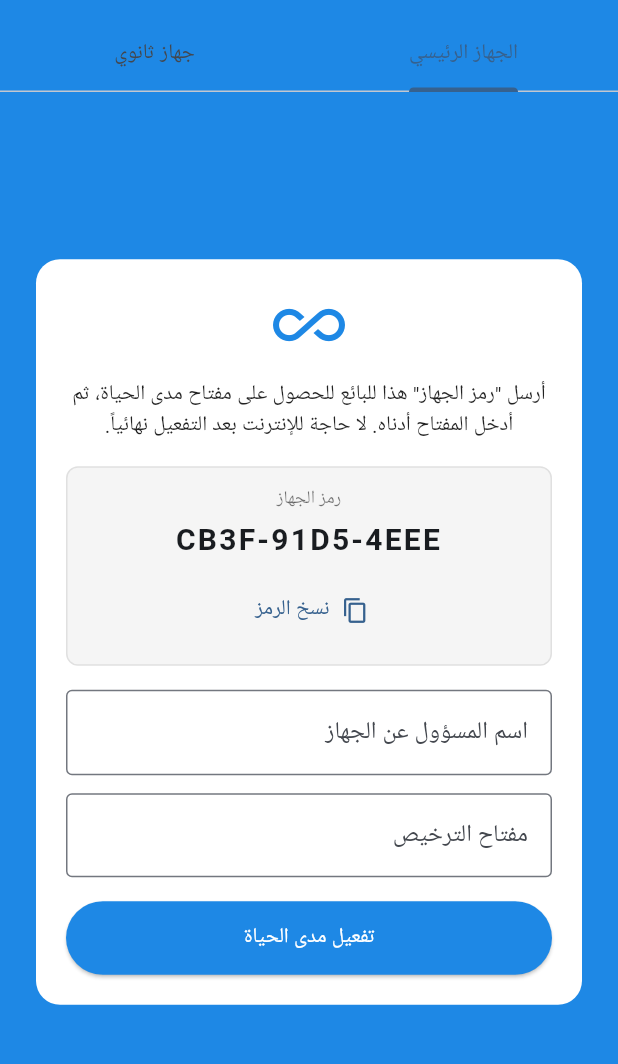
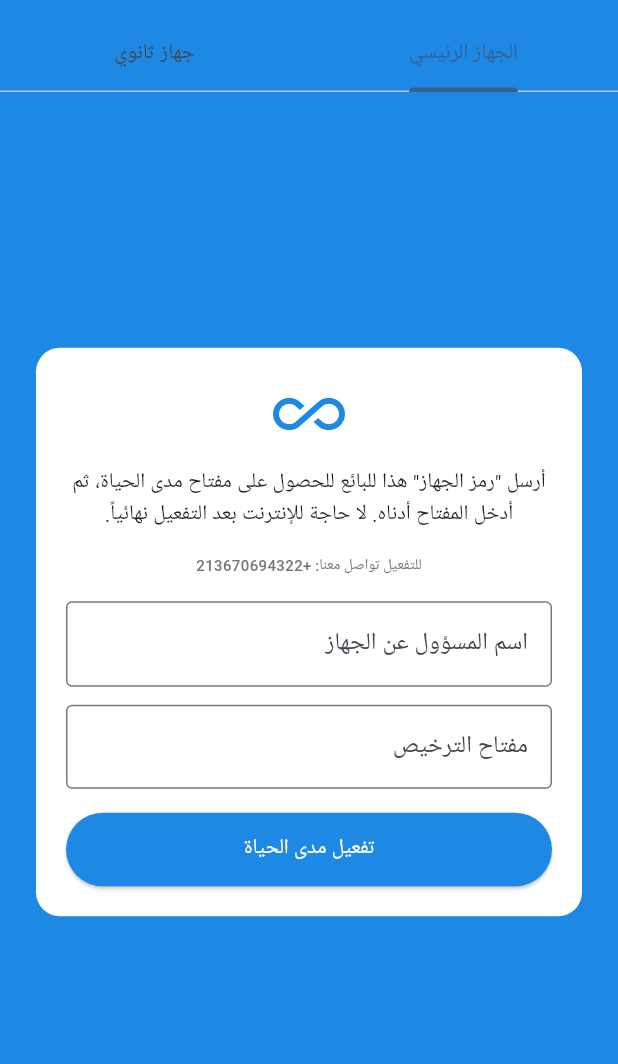
Before and after one commit to tarikesahihe-hub/zad-mobile-pos, a Flutter app: the LicenseActivationScreen screen opened directly, on a phone screen of 412 x 824 dp, the part 64-1128 px from its top. Run offline on Flutter 3.47's test engine with Material 3 defaults, Android fonts, the phone set to English and light mode, and no system bars; our stand-ins replace audioplayers, connectivity_plus, csv, device_info_plus, file_picker, fl_chart and 8 more; missing offline and left inert: excel, mobile_scanner; accounts and stored records are empty; statements that could not run were skipped.

Commit message:
Refactor device code box layout and text

```diff
--- a/lib/screens/license/license_activation_screen.dart
+++ b/lib/screens/license/license_activation_screen.dart
@@ -183,42 +183,18 @@ class _LicenseActivationScreenState extends State<LicenseActivationScreen>
   }
 
   Widget _buildDeviceCodeBox() {
-    return Container(
-      width: double.infinity,
-      padding: const EdgeInsets.all(12),
-      decoration: BoxDecoration(
-        color: Colors.grey.shade100,
-        borderRadius: BorderRadius.circular(8),
-        border: Border.all(color: Colors.grey.shade300),
-      ),
-      child: Column(
-        children: [
-          const Text('رمز الجهاز', style: TextStyle(fontSize: 12, color: Colors.black54)),
-          const SizedBox(height: 4),
-          Text(
-            _deviceCode ?? '...جاري التحميل',
-            style: const TextStyle(
-              fontSize: 20,
-              fontWeight: FontWeight.bold,
-              letterSpacing: 1.5,
-            ),
+    return Column(
+      children: [
+        Text(
+          'للتفعيل تواصل معنا: +213670694322',
+          style: TextStyle(
+            fontSize: 10,
+            fontWeight: FontWeight.w500,
+            color: Colors.grey.shade600,
           ),
-          const SizedBox(height: 8),
-          TextButton.icon(
-            onPressed: _deviceCode == null ? null : () async {
-                    try {
-                      await Clipboard.setData(ClipboardData(text: _deviceCode!));
-                      if (!mounted) return;
-                      ScaffoldMessenger.of(context).showSnackBar(const SnackBar(content: Text('تم نسخ رمز الجهاز')));
-                    } catch (e) {
-                      if (mounted) ScaffoldMessenger.of(context).showSnackBar(SnackBar(content: Text('فشل النسخ: ' + e.toString())));
-                    }
-                  },
-            icon: const Icon(Icons.copy, size: 18),
-            label: const Text('نسخ الرمز'),
-          ),
-        ],
-      ),
+          textAlign: TextAlign.center,
+        ),
+      ],
     );
   }
 
```
